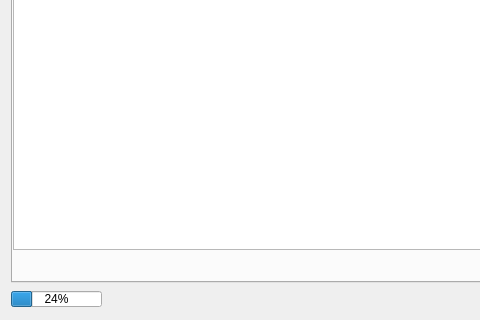
Old version of the form omodscan/dialogs/dialogaddressscan.ui in the repository sanny32/OpenModScan; both pictures show x 0 to 480 and y 160 to 480 of the 940 by 480 pixel window.
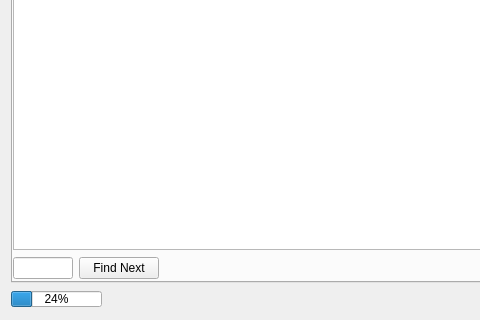
New version of the form. Icons and pictures are not drawn. Custom widgets are drawn as their Qt base class.

Commit message: Added search to modbus address scan

The edit to the form file:
```diff
--- a/omodscan/dialogs/dialogaddressscan.ui
+++ b/omodscan/dialogs/dialogaddressscan.ui
@@ -355,6 +355,29 @@
        </item>
        <item>
         <layout class="QHBoxLayout" name="horizontalLayout_3">
+         <item>
+          <widget class="NumericLineEdit" name="lineEditToFind">
+           <property name="sizePolicy">
+            <sizepolicy hsizetype="Fixed" vsizetype="Fixed">
+             <horstretch>0</horstretch>
+             <verstretch>0</verstretch>
+            </sizepolicy>
+           </property>
+           <property name="maximumSize">
+            <size>
+             <width>60</width>
+             <height>16777215</height>
+            </size>
+           </property>
+          </widget>
+         </item>
+         <item>
+          <widget class="QPushButton" name="pushButtonFind">
+           <property name="text">
+            <string>Find Next</string>
+           </property>
+          </widget>
+         </item>
          <item>
           <spacer name="horizontalSpacer_4">
            <property name="orientation">
```
Left out of the diff: 32 changed lines with no effect on the pictures. The commit also changes 2 other files.
